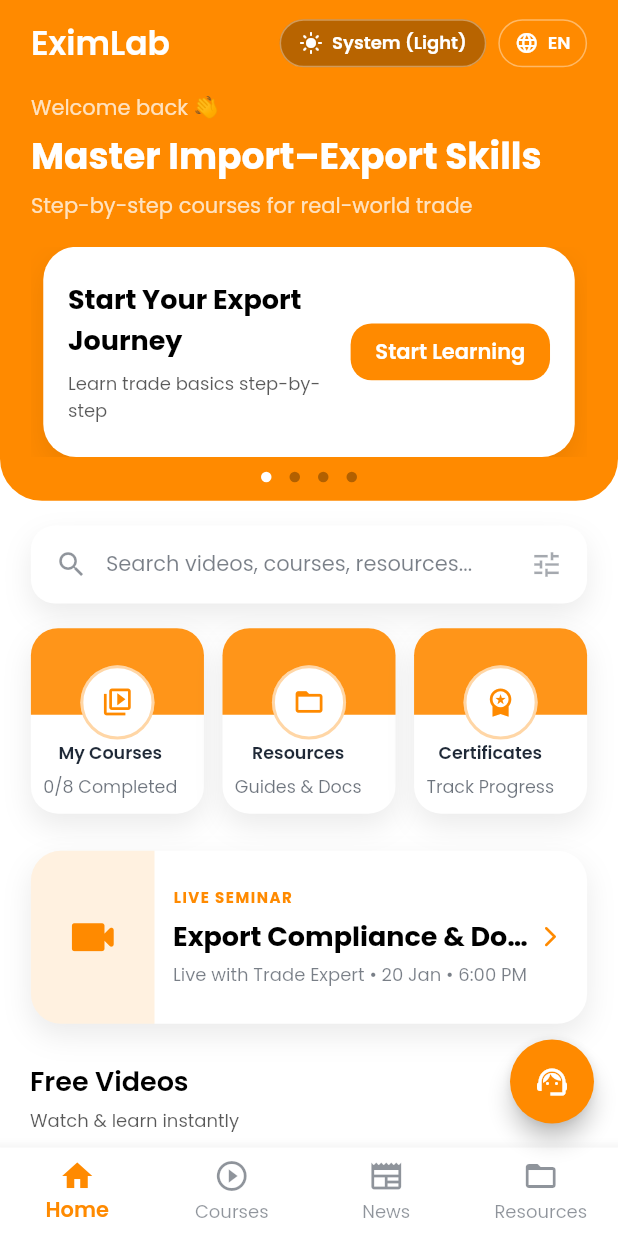
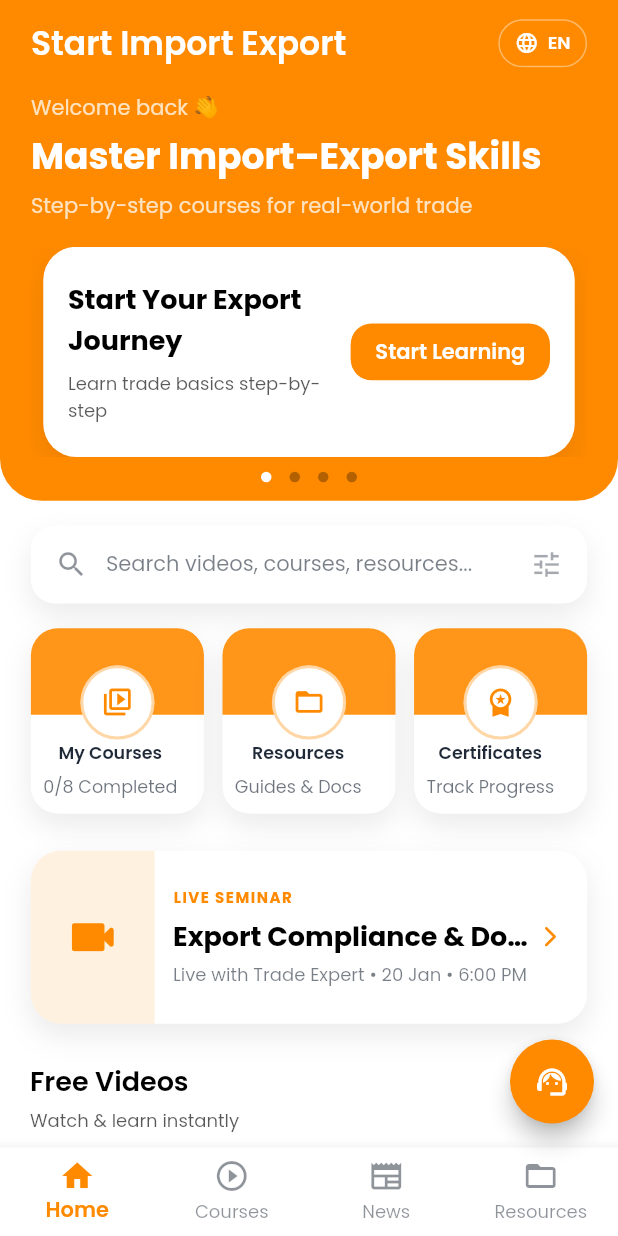
Before and after one commit to codebyAG/exim_lab, a Flutter app: the DashboardScreen screen opened directly, on a phone screen of 412 x 824 dp. Run offline on Flutter 3.47's test engine with Material 3 defaults, Android fonts, the phone set to English and light mode, and no system bars; our stand-ins replace dio, pin_code_fields, shared_preferences, sizer, youtube_player_flutter; accounts and stored records are empty; network calls fail.

Commit message:
logo update

```diff
--- /dev/null
+++ b/lib/core/constants/app_contants.dart
@@ -0,0 +1,3 @@
+class AppContants {
+  static const String appname = "Start Import Expport";
+}
--- a/lib/features/dashboard/presentation/screens/dashboard.dart
+++ b/lib/features/dashboard/presentation/screens/dashboard.dart
@@ -94,8 +94,8 @@ class _DashboardScreenState extends State<DashboardScreen> {
                         ),
                         const Row(
                           children: [
-                            ThemeSwitchButton(),
-                            SizedBox(width: 8),
+                            // ThemeSwitchButton(),
+                            // SizedBox(width: 8),
                             LanguageSwitch(),
                           ],
                         ),
--- a/lib/localization/l10n/en.json
+++ b/lib/localization/l10n/en.json
@@ -1,6 +1,6 @@
 {
   "welcome_to": "Welcome to",
-  "app_name": "EximLab",
+  "app_name": "Start Import Export",
   "tagline": "Learn Import–Export Business",
   "feature_1": "Expert-led video courses",
   "feature_2": "Practical trade skills",
--- a/lib/localization/l10n/hi.json
+++ b/lib/localization/l10n/hi.json
@@ -1,6 +1,6 @@
 {
   "welcome_to": "स्वागत है",
-  "app_name": "EximLab",
+  "app_name": "Start Import Export",
   "tagline": "इम्पोर्ट-एक्सपोर्ट सीखें",
   "feature_1": "विशेषज्ञ द्वारा वीडियो कोर्स",
   "feature_2": "व्यावहारिक व्यापार कौशल",
```
